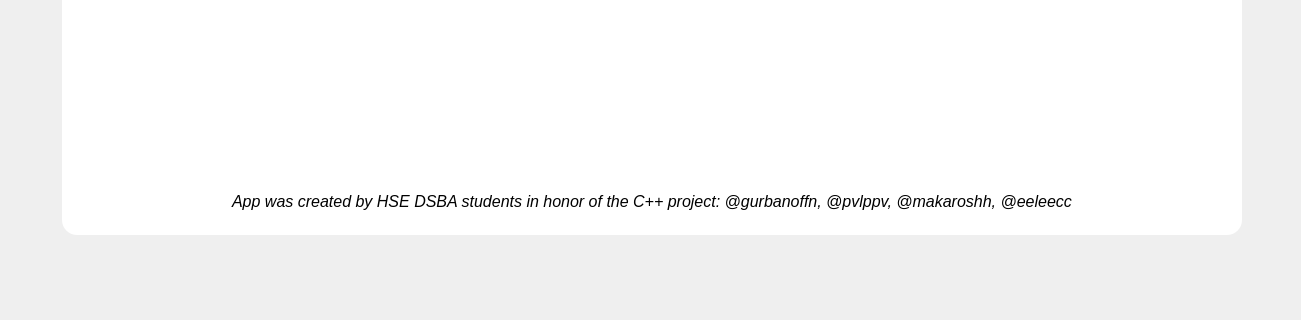
Before: the Qt Designer form mainwindow.ui in HSE-DSBA-233/this-is-fine-client, drawn with Qt 5; both pictures show x 0 to 1301 and y 454 to 774 of the 1301 by 774 pixel window.
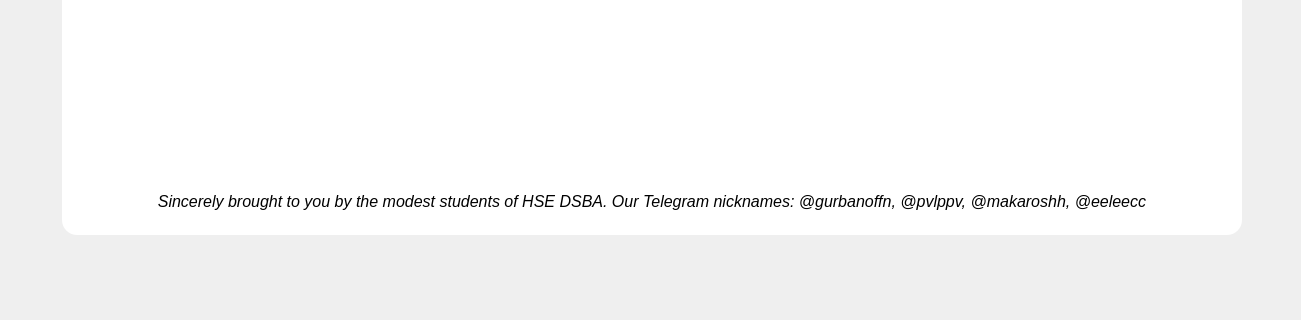
After: the same form once the commit is applied. The open tabs and pages were chosen to show the change. Icons and pictures are not drawn.

Diff of the .ui file:
```diff
--- a/mainwindow.ui
+++ b/mainwindow.ui
@@ -184,7 +184,7 @@
               <cursorShape>IBeamCursor</cursorShape>
              </property>
              <property name="text">
-              <string>App was created by HSE DSBA students in honor of the C++ project: @gurbanoffn, @pvlppv, @makaroshh, @eeleecc</string>
+              <string>Sincerely brought to you by the modest students of HSE DSBA. Our Telegram nicknames: @gurbanoffn, @pvlppv, @makaroshh, @eeleecc</string>
              </property>
              <property name="alignment">
               <set>Qt::AlignCenter</set>
```
